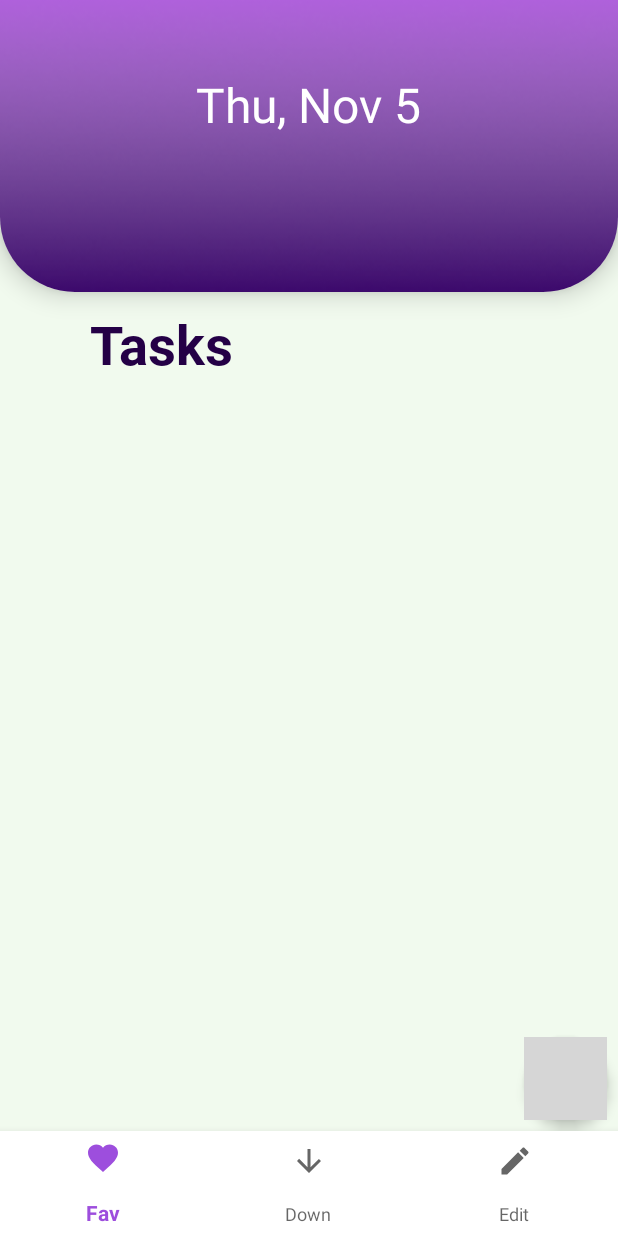
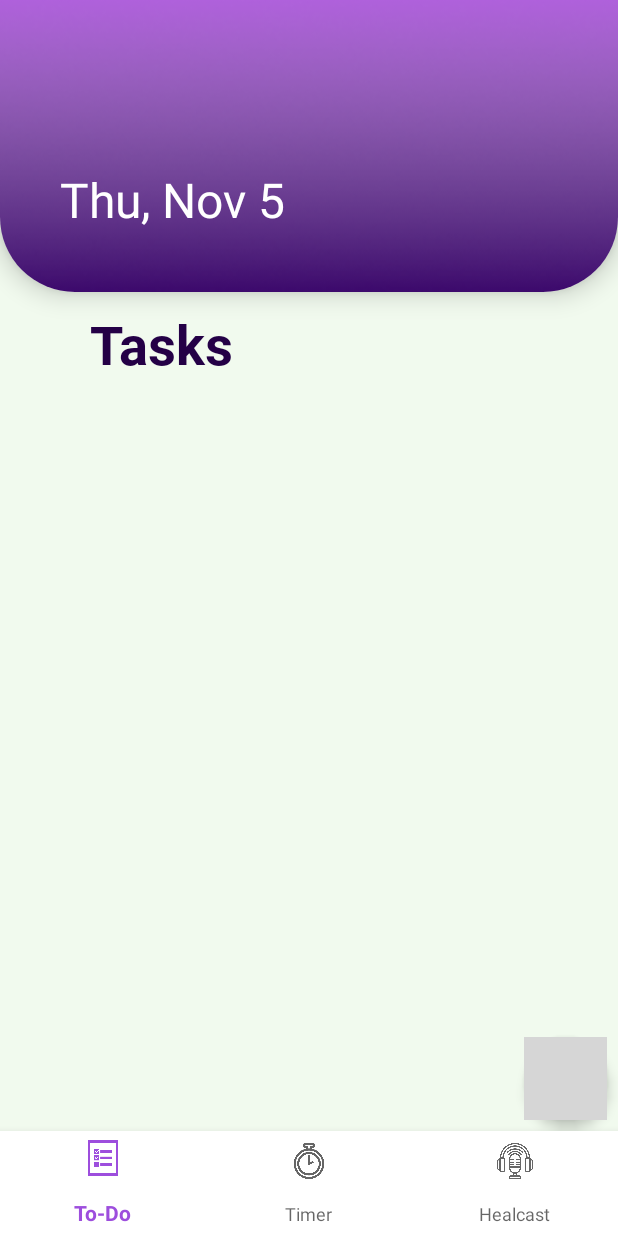
Before and after one commit to CadmusFlux/To-Do, an Android app: the screen it shows after launch (MainActivity), on a phone screen of 412 x 824 dp. Run offline under Robolectric (Android 15) with nearby library versions, the light colour scheme and no system bars; grey boxes are pictures that could not be loaded.

Commit message:
Bottom Nav Ui changes

```diff
--- a/app/src/main/res/layout/activity_main.xml
+++ b/app/src/main/res/layout/activity_main.xml
@@ -39,9 +39,13 @@
                         android:layout_centerInParent="true"
                         android:id="@+id/datetext"
                         android:textSize="32sp"
+                        android:layout_alignParentBottom="true"
+                        android:layout_marginBottom="40dp"
+                        android:layout_alignParentLeft="true"
                         android:textColor="@color/white"
-
-                         />
+                        android:layout_marginStart="40dp"
+                        android:layout_alignParentStart="true"
+                        android:layout_marginLeft="40dp" />
 
 
             </RelativeLayout>
--- a/app/src/main/res/menu/bottom_navigation.xml
+++ b/app/src/main/res/menu/bottom_navigation.xml
@@ -4,16 +4,16 @@
     <item
         android:id="@+id/todo"
         android:enabled="true"
-        android:icon="@drawable/ic_baseline_favorite_24"
-        android:title="Fav"/>
+        android:icon="@drawable/todo_logo"
+        android:title="To-Do"/>
     <item
         android:id="@+id/countdown"
         android:enabled="true"
-        android:icon="@drawable/ic_baseline_arrow_downward_24"
-        android:title="Down"/>
+        android:icon="@drawable/countdown"
+        android:title="Timer"/>
     <item
         android:id="@+id/podcast"
         android:enabled="true"
-        android:icon="@drawable/ic_baseline_edit"
-        android:title="Edit"/>
+        android:icon="@drawable/podcast_logo"
+        android:title="Healcast"/>
 </menu>
```
Also changed, not shown: app/src/main/res/drawable/countdown.png (added), app/src/main/res/drawable/podcast_logo.png (added), app/src/main/res/drawable/todo_logo.png (added).
